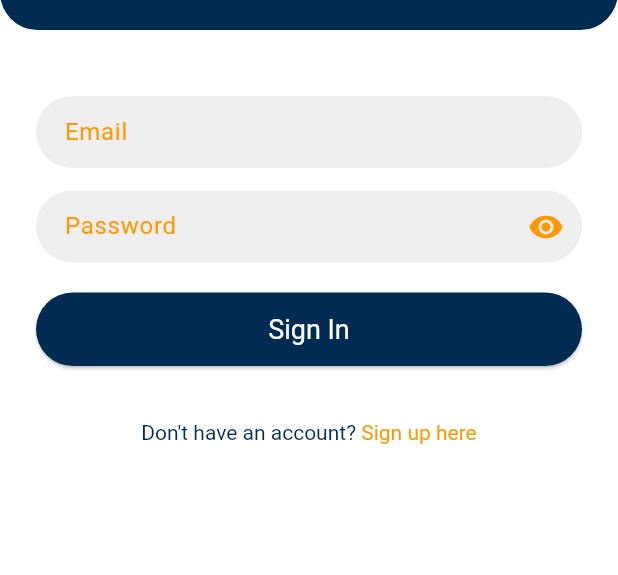
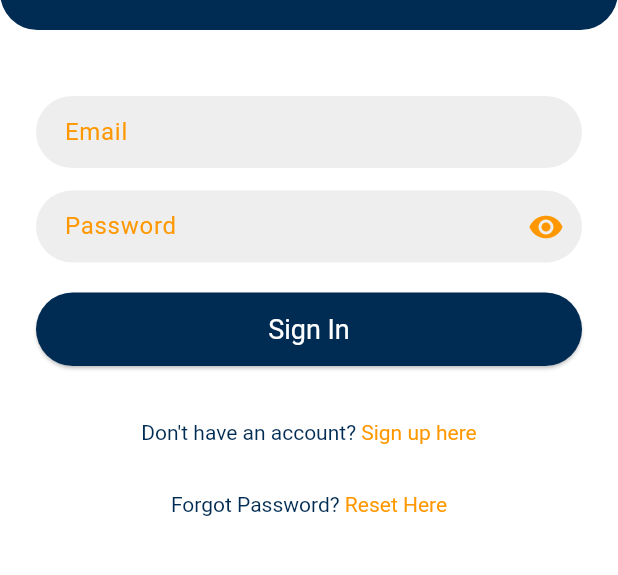
Before and after one commit to supertalentwiz/syncmyschedule, a Flutter app: the screen it shows after launch, on a phone screen of 412 x 824 dp, the part 375-950 px from its top. Run offline on Flutter 3.47's test engine with Material 3 defaults, Android fonts, the phone set to English and light mode, and no system bars; our stand-ins replace cloud_functions, file_picker, firebase_auth, firebase_core, flutter_secure_storage, permission_handler and 3 more; missing offline and left inert: device_calendar; accounts and stored records are empty.

Commit message:
feat: added forgot password link on signin screen

```diff
--- a/lib/constants/app_strings.dart
+++ b/lib/constants/app_strings.dart
@@ -39,4 +39,6 @@ class AppStrings {
   static const String icsFileExport = 'ICS File Export';
   static const String selectCalendarType = 'Select Calendar Type';
   static const String ok = 'OK';
+  static const String forgotPwd = 'Forgot Password? ';
+  static const String resetPwd = 'Reset Here';
 }
--- a/lib/screens/login_screen.dart
+++ b/lib/screens/login_screen.dart
@@ -111,6 +111,11 @@ class _LoginScreenState extends State<LoginScreen> {
                     actionText: AppStrings.signUpHere,
                     onTap: () => Navigator.pushNamed(context, '/register'),
                   ),
+                  AuthNavigationText(
+                    prompt: AppStrings.forgotPwd,
+                    actionText: AppStrings.resetPwd,
+                    onTap: () => Navigator.pushNamed(context, '/register'),
+                  ),
                 ],
               ),
             ),
```
